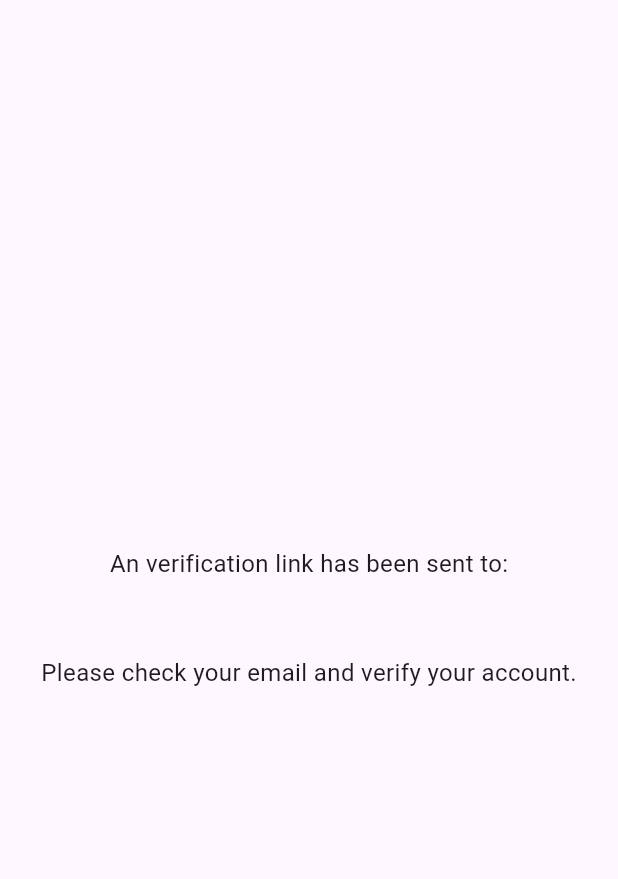
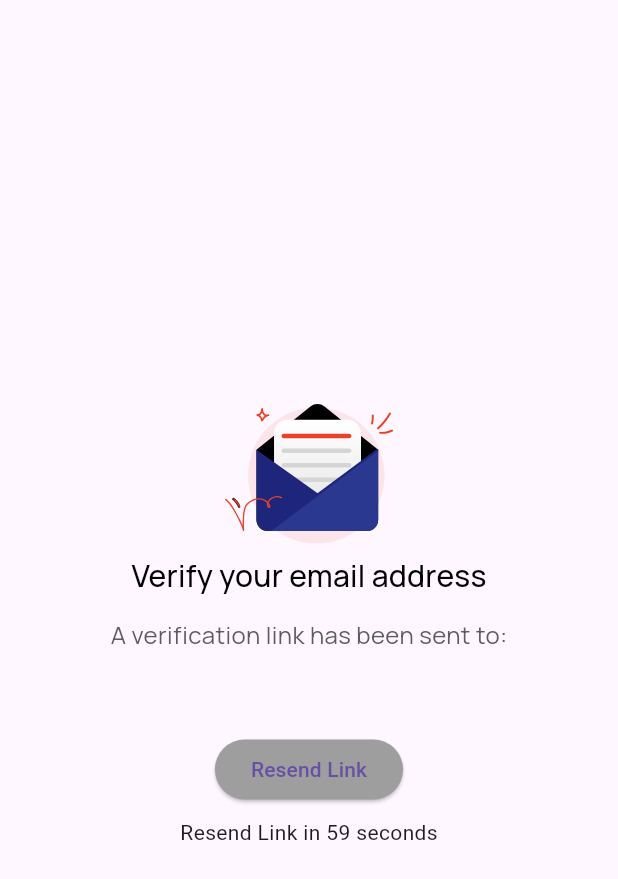
Before and after one commit to imfaizanyousaf/zwap_test, a Flutter app: the VerifyScreen screen opened directly, on a phone screen of 412 x 824 dp. Shown: the top 879 px of the screen. Run offline on Flutter 3.47's test engine with Material 3 defaults, Android fonts, the light colour scheme and no system bars; our stand-ins replace firebase_auth, firebase_core, flutter_svg, fluttertoast, google_fonts; accounts and stored records are empty; network calls fail; statements that could not run were skipped.

Commit message:
email verification added

```diff
--- a/lib/main.dart
+++ b/lib/main.dart
@@ -1,4 +1,3 @@
-import 'package:firebase_app_check/firebase_app_check.dart';
 import 'package:firebase_core/firebase_core.dart';
 import 'package:flutter/material.dart';
 import 'package:zwap_test/user_auth/presentation/pages/signup.dart';
@@ -15,11 +14,6 @@ void main() async {
       projectId: "zwap-99cf8",
     ),
   );
-  try {
-    await FirebaseAppCheck.instance.activate();
-  } on Exception catch (e) {
-    print("Error activating app check api: ${e}");
-  }
 
   runApp(MyApp());
 }
--- a/lib/user_auth/presentation/pages/verify.dart
+++ b/lib/user_auth/presentation/pages/verify.dart
@@ -1,8 +1,11 @@
 import 'dart:async';
-
+import 'package:flutter_svg/flutter_svg.dart';
 import 'package:flutter/material.dart';
 import 'package:firebase_auth/firebase_auth.dart';
+import 'package:google_fonts/google_fonts.dart';
+import 'package:zwap_test/constants/colors.dart';
 import 'package:zwap_test/global/commons/toast.dart';
+import 'package:zwap_test/home.dart';
 
 class VerifyScreen extends StatefulWidget {
   @override
@@ -10,17 +13,34 @@ class VerifyScreen extends StatefulWidget {
 }
 
 class _VerifyScreenState extends State<VerifyScreen> {
-  FirebaseAuth _auth = FirebaseAuth.instance;
   late Timer _timer;
+  late Timer _resendTimer;
+  bool isResendButtonDisabled = true;
+  int countdown = 60;
 
   @override
   void initState() {
     super.initState();
+
+    // Automatically send the email verification link the first time
     _sendEmailVerification();
 
     // Start a periodic timer to check email verification status every 5 seconds
     _timer = Timer.periodic(Duration(seconds: 5), (timer) {
       _checkVerificationStatus();
+    });
+
+    // Set a timer to enable the button after 60 seconds
+    _resendTimer = Timer.periodic(Duration(seconds: 1), (timer) {
+      setState(() {
+        if (isResendButtonDisabled && countdown > 0) {
+          countdown--;
+        } else {
+          // Enable the button when the countdown reaches 0
+          isResendButtonDisabled = false;
+          _resendTimer.cancel();
+        }
+      });
     });
   }
 
@@ -41,17 +61,51 @@ class _VerifyScreenState extends State<VerifyScreen> {
 
       // Navigate to the next screen or perform further actions
       showToast(message: 'Email verified successfully!');
+      Navigator.pushAndRemoveUntil(
+        context,
+        MaterialPageRoute(builder: (context) => HomeScreen()),
+        (Route route) => false,
+      );
     } else {
       // Email not verified yet. Display a message if needed.
+    }
+  }
 
-      showToast(message: 'Email not verified yet. Please check your email.');
+  void _handleResendButton() {
+    if (!isResendButtonDisabled) {
+      // Disable the button
+      setState(() {
+        isResendButtonDisabled = true;
+      });
+
+      // Reset the countdown timer
+      setState(() {
+        countdown = 60;
+      });
+
+      // Set a timer to enable the button after 60 seconds
+      _resendTimer = Timer.periodic(Duration(seconds: 1), (timer) {
+        setState(() {
+          if (countdown > 0) {
+            countdown--;
+          } else {
+            // Enable the button when the countdown reaches 0
+            isResendButtonDisabled = false;
+            _resendTimer.cancel();
+          }
+        });
+      });
+
+      // Resend the email verification link
+      _sendEmailVerification();
     }
   }
 
   @override
   void dispose() {
-    // Cancel the timer to avoid memory leaks
+    // Cancel the timers to avoid memory leaks
     _timer.cancel();
+    _resendTimer.cancel();
     super.dispose();
   }
 
@@ -62,21 +116,54 @@ class _VerifyScreenState extends State<VerifyScreen> {
         child: Column(
           mainAxisAlignment: MainAxisAlignment.center,
           children: <Widget>[
-            Text(
-              'An verification link has been sent to:',
-              style: TextStyle(fontSize: 16),
+            SvgPicture.asset(
+              'assets/email-illustration.svg',
             ),
+            Text('Verify your email address',
+                style: GoogleFonts.manrope(
+                    textStyle: TextStyle(
+                  fontSize: 20,
+                  fontWeight: FontWeight.w500,
+                  height: 1.2,
+                  letterSpacing: 0.150000006,
+                  color: Color(0xff000000),
+                ))),
+            SizedBox(height: 16),
+            Text('A verification link has been sent to:',
+                style: GoogleFonts.manrope(
+                  fontSize: 16,
+                  fontWeight: FontWeight.w400,
+                  height: 1.4285714286,
+                  letterSpacing: 0.25,
+                  color: Color(0xff5c5c5c),
+                )),
             SizedBox(height: 8),
             Text(
-              FirebaseAuth.instance.currentUser!
-                  .email!, // Use FirebaseAuth.instance.currentUser! instead of widget.user
-              style: TextStyle(fontSize: 18, fontWeight: FontWeight.bold),
+              FirebaseAuth.instance.currentUser!.email!,
+              style: GoogleFonts.manrope(
+                fontSize: 16,
+                fontWeight: FontWeight.w600,
+                height: 1.4285714286,
+                letterSpacing: 0.25,
+                color: Color.fromARGB(255, 32, 32, 32),
+              ),
             ),
-            SizedBox(height: 16),
-            Text(
-              'Please check your email and verify your account.',
-              style: TextStyle(fontSize: 16),
+            SizedBox(height: 24),
+            ElevatedButton(
+              onPressed: _handleResendButton,
+              child: Text('Resend Link'),
+              // Disable the button based on the isResendButtonDisabled variable
+              style: ElevatedButton.styleFrom(
+                backgroundColor:
+                    isResendButtonDisabled ? Colors.grey : AppColor.primary,
+              ),
             ),
+            SizedBox(height: isResendButtonDisabled ? 8 : 0),
+            if (isResendButtonDisabled)
+              Text(
+                'Resend Link in $countdown seconds',
+                style: TextStyle(fontSize: 14),
+              ),
           ],
         ),
       ),
--- a/pubspec.yaml
+++ b/pubspec.yaml
@@ -69,6 +69,7 @@ flutter:
   assets:
     - assets/icon.svg
     - assets/zwap.svg
+    - assets/email-illustration.svg
 
 
   # An image asset can refer to one or more resolution-specific "variants", see
```
Also changed, not shown: lib/user_auth/presentation/pages/signup.dart (+4 -7 lines), assets/email-illustration.svg (added).
